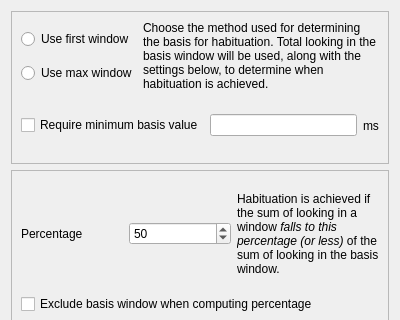
This is libs/habutil/wizards/PhaseWPHabit1.ui in djsperka/habit2-src as Qt 5 draws it before an edit; both pictures show x 0 to 400 and y 0 to 320 of the 400 by 494 pixel window. The edited form follows.
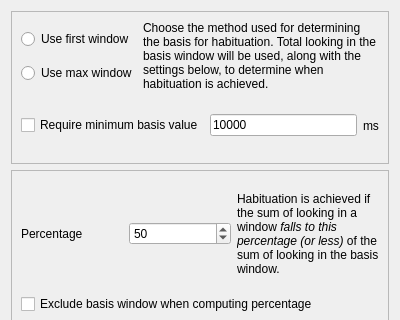
This is the edited form.

```diff
--- a/libs/habutil/wizards/PhaseWPHabit1.ui
+++ b/libs/habutil/wizards/PhaseWPHabit1.ui
@@ -83,7 +83,11 @@
          </widget>
         </item>
         <item>
-         <widget class="QLineEdit" name="lineeditMinBasisValue"/>
+         <widget class="QLineEdit" name="lineeditMinBasisValue">
+          <property name="text">
+           <string>10000</string>
+          </property>
+         </widget>
         </item>
         <item>
          <widget class="QLabel" name="label_4">
```
